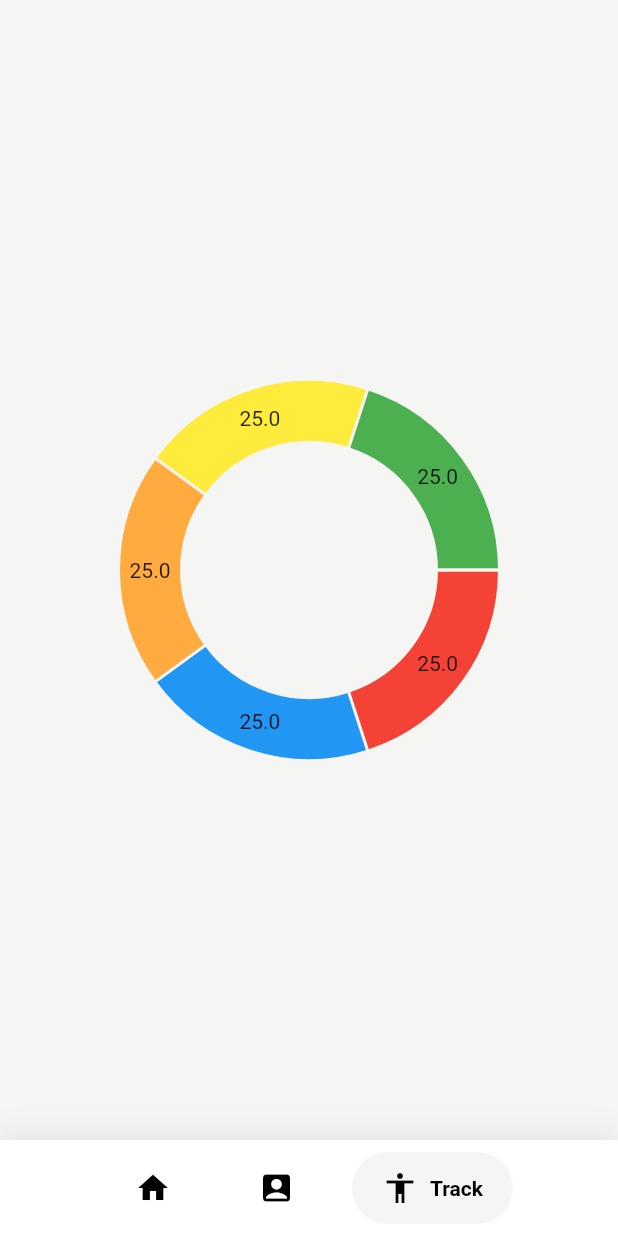
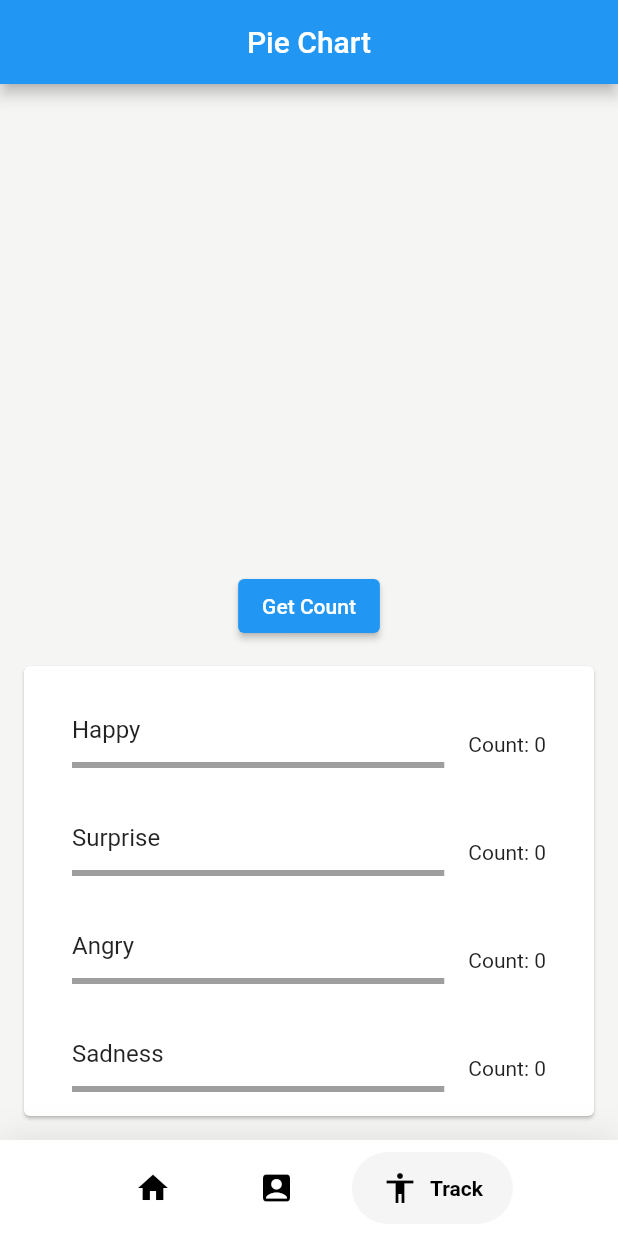
Before and after one commit to BharanikumaranM/Human-Mood-Pattern-Analysis-and-Prediction, a Flutter app: the screen it shows once a user with an empty profile is signed in, item 3 of the bottom bar chosen, on a phone screen of 412 x 824 dp. Run offline on Flutter 3.47's test engine with Material 2 defaults, Android fonts, the phone set to English and light mode, and no system bars; drawn by our look-alikes of fl_chart, google_nav_bar, pie_chart; our stand-ins replace cloud_firestore, firebase_auth, firebase_core, firebase_storage, geocoding, geolocator and 2 more; accounts and stored records are empty.

```diff
--- a/lib/pages/Dashboard/graph.dart
+++ b/lib/pages/Dashboard/graph.dart
@@ -1,41 +1,166 @@
+import 'package:flutter/material.dart';
 import 'package:fl_chart/fl_chart.dart';
-import 'package:flutter/material.dart';
+import 'package:cloud_firestore/cloud_firestore.dart';
+import 'package:firebase_auth/firebase_auth.dart';
 
 class Graph extends StatefulWidget {
-  const Graph({super.key});
+  const Graph({Key? key}) : super(key: key);
 
   @override
   State<Graph> createState() => _GraphState();
 }
 
 class _GraphState extends State<Graph> {
+  final FirebaseAuth _auth = FirebaseAuth.instance;
+  Map<String, int> emotionsData = {
+    'angry': 0,
+    'sadness': 0,
+    'contempt': 0,
+    'disgust': 0,
+    'fear': 0,
+    'happy': 0,
+    'surprise': 0,
+  };
+
+  Future<void> getCounts() async {
+    FirebaseFirestore firestore = FirebaseFirestore.instance;
+    String userId = _auth.currentUser!.uid;
+    DocumentReference userDocRef = firestore.collection('Users').doc(userId);
+
+    userDocRef.get().then((docSnapshot) {
+      if (docSnapshot.exists) {
+        Map<String, dynamic> userData =
+            docSnapshot.data() as Map<String, dynamic>;
+
+        userData.forEach((key, value) {
+          if (emotionsData.containsKey(key)) {
+            emotionsData[key] = value;
+          }
+        });
+
+        setState(() {});
+      } else {
+        userDocRef.set(emotionsData).then((_) {
+          setState(() {});
+        }).catchError((error) {
+          print('Error initializing document: $error');
+        });
+      }
+    }).catchError((error) {
+      print('Error checking document existence: $error');
+    });
+  }
+
   @override
   Widget build(BuildContext context) {
     return Scaffold(
-      body: Center(
-        child: Stack(
+      appBar: AppBar(
+        title: const Text("Pie Chart"),
+        centerTitle: true,
+      ),
+      body: Column(
         children: [
-            Padding(
-              padding: const EdgeInsets.symmetric(vertical: 10, horizontal: 80),
+          Expanded(
+            child: Padding(
+              padding: const EdgeInsets.symmetric(vertical: 10, horizontal: 60),
               child: PieChart(
                 swapAnimationDuration: const Duration(seconds: 1),
                 swapAnimationCurve: Curves.easeInOutQuint,
                 PieChartData(
-                      // pieTouchData: PieTouchData(
-                      //   touchCallback: tapOnPieChart,
-                      // ),
                   sections: [
-                        PieChartSectionData(value: 25, color: Colors.red),
-                        PieChartSectionData(value: 25, color: Colors.blue),
                     PieChartSectionData(
-                            value: 25, color: Colors.orangeAccent),
-                        PieChartSectionData(value: 25, color: Colors.yellow),
-                        PieChartSectionData(value: 25, color: Colors.green),
-                      ])),
+                      value: emotionsData['angry']?.toDouble(),
+                      color: Colors.blue,
+                    ),
+                    PieChartSectionData(
+                      value: emotionsData['sadness']?.toDouble(),
+                      color: Colors.purple,
+                    ),
+                    PieChartSectionData(
+                      value: emotionsData['fear']?.toDouble(),
+                      color: Colors.indigoAccent,
+                    ),
+                    PieChartSectionData(
+                      value: emotionsData['contempt']?.toDouble(),
+                      color: Colors.teal,
+                    ),
+                    PieChartSectionData(
+                      value: emotionsData['happy']?.toDouble(),
+                      color: Colors.lightBlue,
+                    ),
+                    PieChartSectionData(
+                      value: emotionsData['surprise']?.toDouble(),
+                      color: Colors.blueGrey,
+                    ),
+                    PieChartSectionData(
+                      value: emotionsData['disgust']?.toDouble(),
+                      color: Colors.lightGreen,
+                    ),
+                    // Include other sections here
+                  ],
+                ),
+              ),
+            ),
+          ),
+          ElevatedButton(
+            onPressed: () async {
+              await getCounts();
+            },
+            child: const Text("Get Count"),
+          ),
+          Card(
+            margin: const EdgeInsets.all(16),
+            child: SizedBox(
+              height: 300,
+              child: SingleChildScrollView(
+                child: Padding(
+                  padding: const EdgeInsets.all(16),
+                  child: DefaultTextStyle(
+                    style: const TextStyle(
+                      fontFamily:
+                          'YourFont', // Replace with your desired font family
+                      color: Colors.black, // Text color
+                      fontSize: 16, // Text font size
+                      fontWeight: FontWeight.bold, // Text weight
+                    ),
+                    child: Column(
+                      children: [
+                        _buildEmotionProgress(
+                            "Happy", emotionsData['happy'] ?? 0),
+                        _buildEmotionProgress(
+                            "Surprise", emotionsData['surprise'] ?? 0),
+                        _buildEmotionProgress(
+                            "Angry", emotionsData['angry'] ?? 0),
+                        _buildEmotionProgress(
+                            "Sadness", emotionsData['sadness'] ?? 0),
+                        _buildEmotionProgress(
+                            "Contempt", emotionsData['contempt'] ?? 0),
+                        _buildEmotionProgress(
+                            "Disgust", emotionsData['disgust'] ?? 0),
+                        _buildEmotionProgress(
+                            "Fear", emotionsData['fear'] ?? 0),
+                      ],
+                    ),
+                  ),
+                ),
+              ),
+            ),
           )
         ],
       ),
+    );
+  }
+
+  Widget _buildEmotionProgress(String emotion, int count) {
+    return ListTile(
+      title: Text(emotion),
+      subtitle: LinearProgressIndicator(
+        value:
+            count / 100, // Assuming 100 is the maximum count for each emotion
+        valueColor: const AlwaysStoppedAnimation<Color>(Colors.blue),
+        backgroundColor: Colors.grey,
       ),
+      trailing: Text("Count: $count"),
     );
   }
 }
--- a/lib/pages/Dashboard/homepage.dart
+++ b/lib/pages/Dashboard/homepage.dart
@@ -3,6 +3,7 @@ import 'package:flutter/material.dart';
 import 'package:google_nav_bar/google_nav_bar.dart';
 import 'package:lsm/pages/Dashboard/datalist.dart';
 import 'package:lsm/pages/Dashboard/graph.dart';
+// import 'package:lsm/pages/Dashboard/piechart.dart';
 import 'package:lsm/pages/Dashboard/tflitemodel.dart';
 
 class HomePage extends StatefulWidget {
@@ -36,6 +37,7 @@ class _HomePageState extends State<HomePage> {
             ])
           : null,
       body: tabs[_selectedIndex],
+
       bottomNavigationBar: Container(
         decoration: BoxDecoration(
           color: Colors.white,
--- a/pubspec.yaml
+++ b/pubspec.yaml
@@ -50,6 +50,7 @@ dependencies:
   http: ^1.1.0
   url_launcher:
   fl_chart: ^0.64.0
+  pie_chart: ^5.3.2
 
 dev_dependencies:
   flutter_test:
```
Also changed, not shown: lib/pages/Dashboard/piechart.dart (added, +96 -0 lines), lib/pages/Dashboard/tflitemodel.dart (+31 -5 lines), pubspec.lock, 2 other files. Lines whose indentation alone changed are shown as unchanged.
